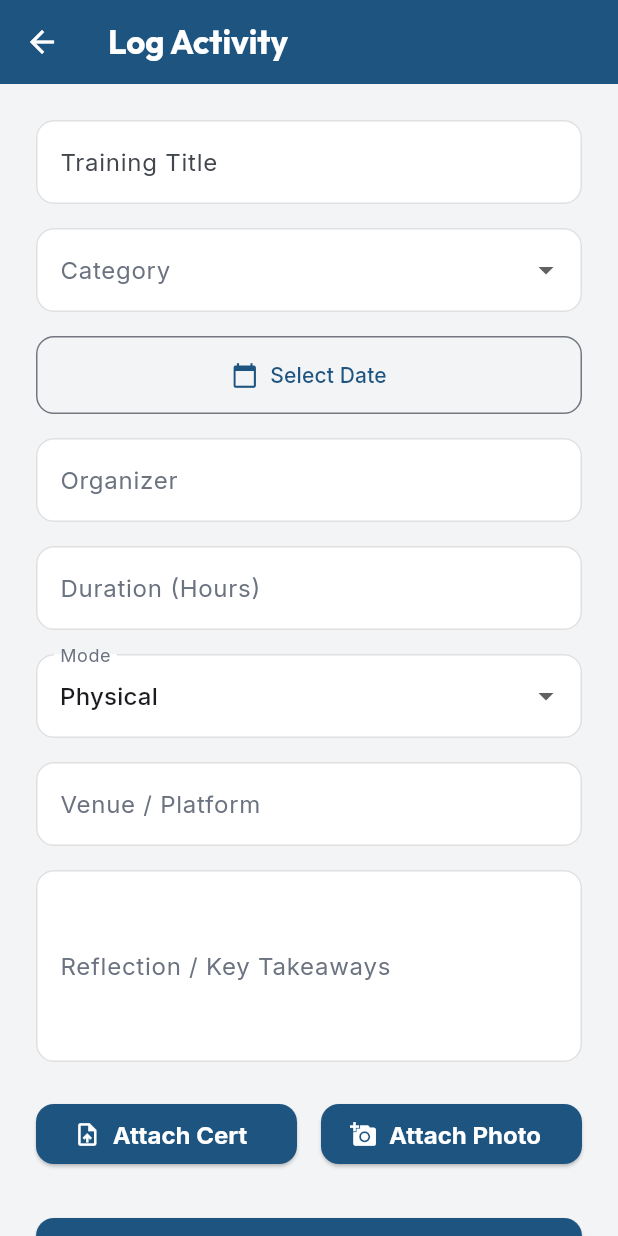
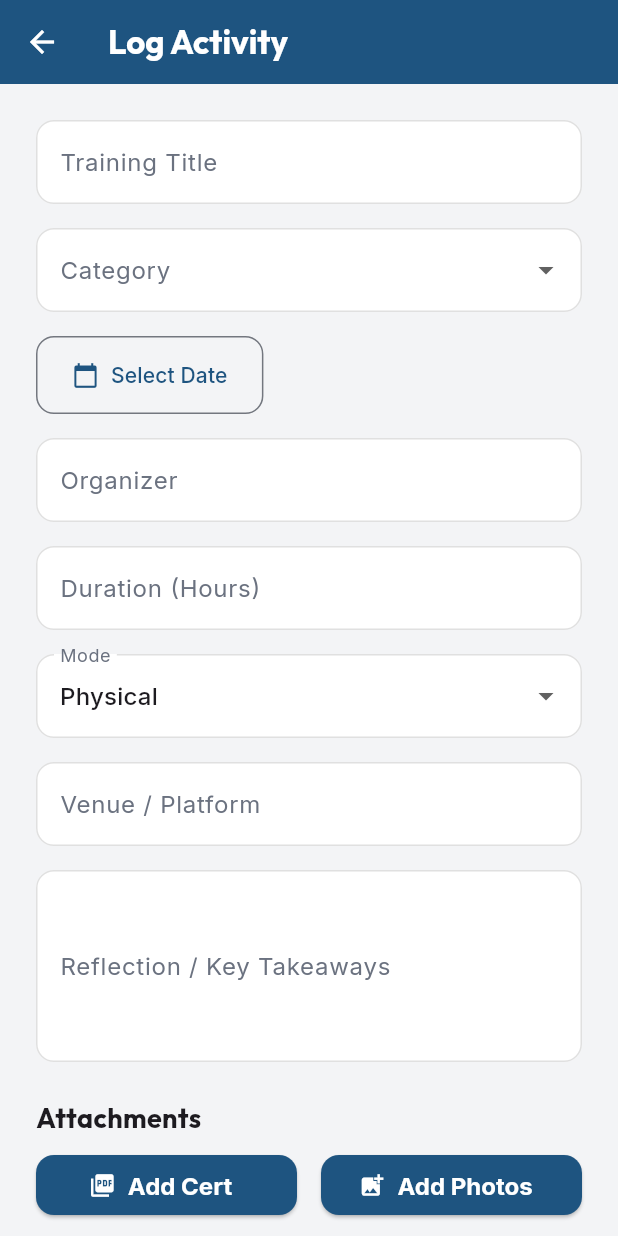
Before and after one commit to Afiq0412/project_ad_zeroOne_geniusaqil_os, a Flutter app: the TrainingFormView screen opened directly, on a phone screen of 412 x 824 dp. Run offline on Flutter 3.47's test engine with Material 3 defaults, Android fonts, the phone set to English and light mode, and no system bars; our stand-ins replace cloud_firestore, file_picker, firebase_auth, firebase_core, firebase_storage, google_fonts; missing offline and left inert: dart:html; accounts and stored records are empty; network calls fail.

Commit message:
Support multiple photos & web file uploads
Switch training photos from a single photoUrl to a List<String> (photoUrls) with backward-compatible parsing for legacy records. Replace file-based uploads with byte-based uploads (Uint8List/putData) for web compatibility in TrainingService. Revamp TrainingFormView to support editing existing logs, select/upload multiple photos and a certificate via FilePicker (withData + allowMultiple), show/manage existing attachments, and preserve createdAt when updating. Add tap-to-edit on the dashboard, improve UI/layout/strings, and tidy the delete confirmation flow. Minor fixes: make registration role field final, remove PathProvider registration in macOS GeneratedPluginRegistrant, and bump firebase_auth version in pubspec.

```diff
--- a/lib/modules/auth/views/registration_view.dart
+++ b/lib/modules/auth/views/registration_view.dart
@@ -16,7 +16,7 @@ class _RegistrationViewState extends State<RegistrationView> {
   final _nameController = TextEditingController();
   final _emailController = TextEditingController();
   final _passwordController = TextEditingController();
-  String _selectedRole = 'Teacher';
+  final String _selectedRole = 'Teacher';
 
   @override
   void dispose() {
--- a/lib/modules/teacher_training_tracker/models/training_model.dart
+++ b/lib/modules/teacher_training_tracker/models/training_model.dart
@@ -12,7 +12,7 @@ class TrainingModel {
   final String venue;
   final String reflection;
   final String? certificateUrl;
-  final String? photoUrl;
+  final List<String>? photoUrls; // 👈 Updated to support multiple photos
   final DateTime createdAt;
 
   TrainingModel({
@@ -27,12 +27,19 @@ class TrainingModel {
     required this.venue,
     required this.reflection,
     this.certificateUrl,
-    this.photoUrl,
+    this.photoUrls, // 👈 Updated
     required this.createdAt,
   });
 
-  // Converts the data from Firestore into our Flutter Model
   factory TrainingModel.fromJson(Map<String, dynamic> json, String documentId) {
+    // Gracefully handle old data where photoUrl was a single string
+    List<String>? parsedPhotos;
+    if (json['photoUrls'] != null) {
+      parsedPhotos = List<String>.from(json['photoUrls']);
+    } else if (json['photoUrl'] != null) {
+      parsedPhotos = [json['photoUrl']];
+    }
+
     return TrainingModel(
       id: documentId,
       teacherId: json['teacherId'] ?? '',
@@ -45,12 +52,11 @@ class TrainingModel {
       venue: json['venue'] ?? '',
       reflection: json['reflection'] ?? '',
       certificateUrl: json['certificateUrl'],
-      photoUrl: json['photoUrl'],
+      photoUrls: parsedPhotos, // 👈 Updated
       createdAt: (json['createdAt'] as Timestamp).toDate(),
     );
   }
 
-  // Converts our Flutter Model into data Firestore can save
   Map<String, dynamic> toJson() {
     return {
       'teacherId': teacherId,
@@ -63,7 +69,7 @@ class TrainingModel {
       'venue': venue,
       'reflection': reflection,
       'certificateUrl': certificateUrl,
-      'photoUrl': photoUrl,
+      'photoUrls': photoUrls, // 👈 Updated
       'createdAt': Timestamp.fromDate(createdAt),
     };
   }
--- a/lib/modules/teacher_training_tracker/views/training_form_view.dart
+++ b/lib/modules/teacher_training_tracker/views/training_form_view.dart
@@ -1,4 +1,4 @@
-import 'dart:io';
+import 'dart:typed_data';
 import 'package:flutter/material.dart';
 import 'package:file_picker/file_picker.dart';
 import 'package:google_fonts/google_fonts.dart';
@@ -10,7 +10,9 @@ import '../models/training_model.dart';
 import '../services/training_service.dart';
 
 class TrainingFormView extends StatefulWidget {
-  const TrainingFormView({super.key});
+  final TrainingModel? logToEdit; // 👈 Accepts a log for editing
+
+  const TrainingFormView({super.key, this.logToEdit});
 
   @override
   State<TrainingFormView> createState() => _TrainingFormViewState();
@@ -27,16 +29,48 @@ class _TrainingFormViewState extends State<TrainingFormView> {
   final TextEditingController _reflectionController = TextEditingController();
 
   final List<String> _categories = [
-    'Teaching Skills', 'Child Development', 'Safety and First Aid',
-    'Islamic Education', 'Classroom Management', 'ICT/Technology', 'Others'
+    'Teaching Skills',
+    'Child Development',
+    'Safety and First Aid',
+    'Islamic Education',
+    'Classroom Management',
+    'ICT/Technology',
+    'Others'
   ];
 
   String? _selectedCategory;
   DateTime? _selectedDate;
   String _selectedMode = 'Physical';
 
-  File? _certificateFile;
-  File? _photoFile;
+  // File Management State
+  PlatformFile? _certificate;
+  List<PlatformFile> _photos = [];
+
+  // Existing URLs (if editing)
+  String? _existingCertUrl;
+  List<String> _existingPhotoUrls = [];
+
+  @override
+  void initState() {
+    super.initState();
+    // Pre-fill data if we are editing an existing log
+    if (widget.logToEdit != null) {
+      final log = widget.logToEdit!;
+      _titleController.text = log.title;
+      _organizerController.text = log.organizer;
+      _durationController.text = log.duration.toString();
+      _venueController.text = log.venue;
+      _reflectionController.text = log.reflection;
+
+      _selectedCategory =
+          _categories.contains(log.category) ? log.category : null;
+      _selectedDate = log.date;
+      _selectedMode = log.mode;
+
+      _existingCertUrl = log.certificateUrl;
+      _existingPhotoUrls = List.from(log.photoUrls ?? []);
+    }
+  }
 
   @override
   void dispose() {
@@ -51,29 +85,29 @@ class _TrainingFormViewState extends State<TrainingFormView> {
   Future<void> _pickDate() async {
     DateTime? picked = await showDatePicker(
       context: context,
-      initialDate: DateTime.now(),
+      initialDate: _selectedDate ?? DateTime.now(),
       firstDate: DateTime(2020),
       lastDate: DateTime(2100),
-      builder: (context, child) {
-        return Theme(
-          data: Theme.of(context).copyWith(
-            colorScheme: ColorScheme.light(primary: Theme.of(context).colorScheme.primary),
-          ),
-          child: child!,
-        );
-      },
     );
     if (picked != null) setState(() => _selectedDate = picked);
   }
 
+  // 👈 New File Picker Logic for Web compatibility and multiple files
   Future<void> _pickAssetFile(bool isCertificate) async {
-    FilePickerResult? result = await FilePicker.platform.pickFiles(type: FileType.any);
-    if (result != null && result.files.single.path != null) {
+    FilePickerResult? result = await FilePicker.platform.pickFiles(
+      type: isCertificate ? FileType.custom : FileType.image,
+      allowedExtensions: isCertificate ? ['pdf', 'jpg', 'jpeg', 'png'] : null,
+      allowMultiple: !isCertificate, // Allow multiple for photos
+      withData: true, // MUST be true for Flutter Web
+    );
+
+    if (result != null) {
       setState(() {
         if (isCertificate) {
-          _certificateFile = File(result.files.single.path!);
+          _certificate = result.files.first;
+          _existingCertUrl = null; // Clear old cert if uploading new one
         } else {
-          _photoFile = File(result.files.single.path!);
+          _photos.addAll(result.files);
         }
       });
     }
@@ -83,29 +117,40 @@ class _TrainingFormViewState extends State<TrainingFormView> {
     if (!_formKey.currentState!.validate() || _selectedDate == null) {
       ScaffoldMessenger.of(context).showSnackBar(
         SnackBar(
-          content: Text('Please fill out all the fields and pick a date.', style: GoogleFonts.inter()),
-          backgroundColor: Theme.of(context).colorScheme.error,
-        ),
+            content: Text('Please fill all fields and date.',
+                style: GoogleFonts.inter())),
       );
       return;
     }
 
-    final trainingProvider = Provider.of<TrainingProvider>(context, listen: false);
-    final user = Provider.of<AuthProvider>(context, listen: false).currentUserModel!;
-
-    String? certUrl;
-    String? photoUrl;
+    final trainingProvider =
+        Provider.of<TrainingProvider>(context, listen: false);
+    final user =
+        Provider.of<AuthProvider>(context, listen: false).currentUserModel!;
     String uniqueKey = DateTime.now().millisecondsSinceEpoch.toString();
 
     try {
-      if (_certificateFile != null) {
-        certUrl = await _trainingService.uploadFile(_certificateFile!, 'certificates', '${user.id}_cert_$uniqueKey');
+      // 1. Upload new Certificate if added
+      String? finalCertUrl = _existingCertUrl;
+      if (_certificate != null && _certificate!.bytes != null) {
+        finalCertUrl = await _trainingService.uploadFile(
+            _certificate!.bytes!, 'certificates', '${user.id}_cert_$uniqueKey');
       }
-      if (_photoFile != null) {
-        photoUrl = await _trainingService.uploadFile(_photoFile!, 'photos', '${user.id}_photo_$uniqueKey');
+
+      // 2. Upload multiple photos
+      List<String> finalPhotos = List.from(_existingPhotoUrls);
+      for (var photo in _photos) {
+        if (photo.bytes != null) {
+          String? url = await _trainingService.uploadFile(
+              photo.bytes!,
+              'photos',
+              '${user.id}_photo_${DateTime.now().millisecondsSinceEpoch}');
+          if (url != null) finalPhotos.add(url);
+        }
       }
 
       TrainingModel training = TrainingModel(
+        id: widget.logToEdit?.id, // Keep ID if updating
         teacherId: user.id,
         title: _titleController.text.trim(),
         category: _selectedCategory!,
@@ -115,16 +160,23 @@ class _TrainingFormViewState extends State<TrainingFormView> {
         mode: _selectedMode,
         venue: _venueController.text.trim(),
         reflection: _reflectionController.text.trim(),
-        certificateUrl: certUrl,
-        photoUrl: photoUrl,
-        createdAt: DateTime.now(),
+        certificateUrl: finalCertUrl,
+        photoUrls: finalPhotos,
+        createdAt: widget.logToEdit?.createdAt ?? DateTime.now(),
       );
 
-      bool success = await trainingProvider.addTraining(training);
+      bool success;
+      if (widget.logToEdit == null) {
+        success = await trainingProvider.addTraining(training);
+      } else {
+        success = await trainingProvider.updateTraining(training);
+      }
 
       if (success && mounted) {
         ScaffoldMessenger.of(context).showSnackBar(
-          SnackBar(content: Text('Log Added Successfully!', style: GoogleFonts.inter())),
+          SnackBar(
+              content:
+                  Text('Log Saved Successfully!', style: GoogleFonts.inter())),
         );
         Navigator.pop(context);
       }
@@ -140,11 +192,14 @@ class _TrainingFormViewState extends State<TrainingFormView> {
   @override
   Widget build(BuildContext context) {
     final trainingProvider = Provider.of<TrainingProvider>(context);
+    final isEditing = widget.logToEdit != null;
 
     return Scaffold(
       backgroundColor: const Color(0xFFF3F4F6),
       appBar: AppBar(
-        title: Text('Log Activity', style: GoogleFonts.outfit(fontWeight: FontWeight.bold, color: Colors.white)),
+        title: Text(isEditing ? 'Edit Activity' : 'Log Activity',
+            style: GoogleFonts.outfit(
+                fontWeight: FontWeight.bold, color: Colors.white)),
         backgroundColor: Theme.of(context).colorScheme.primary,
         iconTheme: const IconThemeData(color: Colors.white),
       ),
@@ -162,48 +217,44 @@ class _TrainingFormViewState extends State<TrainingFormView> {
                     controller: _titleController,
                     decoration: InputDecoration(
                         labelText: 'Training Title',
-                      labelStyle: GoogleFonts.inter(),
-                      border: OutlineInputBorder(borderRadius: BorderRadius.circular(12)),
-                    ),
+                        border: OutlineInputBorder(
+                            borderRadius: BorderRadius.circular(12))),
                     validator: (v) => v!.isEmpty ? 'Required' : null,
                   ),
                   const SizedBox(height: 16),
                   DropdownButtonFormField<String>(
                     value: _selectedCategory,
-                    items: _categories.map((c) => DropdownMenuItem(value: c, child: Text(c, style: GoogleFonts.inter()))).toList(),
+                    items: _categories
+                        .map((c) => DropdownMenuItem(value: c, child: Text(c)))
+                        .toList(),
                     onChanged: (v) => setState(() => _selectedCategory = v),
                     decoration: InputDecoration(
                         labelText: 'Category',
-                      border: OutlineInputBorder(borderRadius: BorderRadius.circular(12)),
-                    ),
+                        border: OutlineInputBorder(
+                            borderRadius: BorderRadius.circular(12))),
                     validator: (v) => v == null ? 'Required' : null,
                   ),
                   const SizedBox(height: 16),
-                  Row(
-                    children: [
-                      Expanded(
-                        child: OutlinedButton.icon(
+                  OutlinedButton.icon(
                     onPressed: _pickDate,
                     icon: const Icon(Icons.calendar_today),
-                          label: Text(
-                            _selectedDate == null ? 'Select Date' : DateFormat('MMM d, yyyy').format(_selectedDate!),
-                            style: GoogleFonts.inter(),
+                    label: Text(_selectedDate == null
+                        ? 'Select Date'
+                        : DateFormat('MMM d, yyyy').format(_selectedDate!)),
+                    style: OutlinedButton.styleFrom(
+                      padding: const EdgeInsets.symmetric(
+                          vertical: 16, horizontal: 24),
+                      shape: RoundedRectangleBorder(
+                          borderRadius: BorderRadius.circular(12)),
                     ),
-                          style: OutlinedButton.styleFrom(
-                            padding: const EdgeInsets.symmetric(vertical: 16),
-                            shape: RoundedRectangleBorder(borderRadius: BorderRadius.circular(12)),
-                          ),
-                        ),
-                      ),
-                    ],
                   ),
                   const SizedBox(height: 16),
                   TextFormField(
                     controller: _organizerController,
                     decoration: InputDecoration(
                         labelText: 'Organizer',
-                      border: OutlineInputBorder(borderRadius: BorderRadius.circular(12)),
-                    ),
+                        border: OutlineInputBorder(
+                            borderRadius: BorderRadius.circular(12))),
                     validator: (v) => v!.isEmpty ? 'Required' : null,
                   ),
                   const SizedBox(height: 16),
@@ -212,27 +263,29 @@ class _TrainingFormViewState extends State<TrainingFormView> {
                     keyboardType: TextInputType.number,
                     decoration: InputDecoration(
                         labelText: 'Duration (Hours)',
-                      border: OutlineInputBorder(borderRadius: BorderRadius.circular(12)),
-                    ),
+                        border: OutlineInputBorder(
+                            borderRadius: BorderRadius.circular(12))),
                     validator: (v) => v!.isEmpty ? 'Required' : null,
                   ),
                   const SizedBox(height: 16),
                   DropdownButtonFormField<String>(
                     value: _selectedMode,
-                    items: ['Physical', 'Online'].map((m) => DropdownMenuItem(value: m, child: Text(m))).toList(),
+                    items: ['Physical', 'Online']
+                        .map((m) => DropdownMenuItem(value: m, child: Text(m)))
+                        .toList(),
                     onChanged: (v) => setState(() => _selectedMode = v!),
                     decoration: InputDecoration(
                         labelText: 'Mode',
-                      border: OutlineInputBorder(borderRadius: BorderRadius.circular(12)),
-                    ),
+                        border: OutlineInputBorder(
+                            borderRadius: BorderRadius.circular(12))),
                   ),
                   const SizedBox(height: 16),
                   TextFormField(
                     controller: _venueController,
                     decoration: InputDecoration(
                         labelText: 'Venue / Platform',
-                      border: OutlineInputBorder(borderRadius: BorderRadius.circular(12)),
-                    ),
+                        border: OutlineInputBorder(
+                            borderRadius: BorderRadius.circular(12))),
                     validator: (v) => v!.isEmpty ? 'Required' : null,
                   ),
                   const SizedBox(height: 16),
@@ -241,46 +294,96 @@ class _TrainingFormViewState extends State<TrainingFormView> {
                     maxLines: 4,
                     decoration: InputDecoration(
                         labelText: 'Reflection / Key Takeaways',
-                      border: OutlineInputBorder(borderRadius: BorderRadius.circular(12)),
-                    ),
+                        border: OutlineInputBorder(
+                            borderRadius: BorderRadius.circular(12))),
                     validator: (v) => v!.isEmpty ? 'Required' : null,
                   ),
                   const SizedBox(height: 24),
+
+                  // 👈 File Attachments UI Section
+                  Text('Attachments',
+                      style: GoogleFonts.outfit(
+                          fontSize: 18, fontWeight: FontWeight.bold)),
+                  const SizedBox(height: 8),
                   Row(
                     children: [
                       Expanded(
                         child: ElevatedButton.icon(
                           onPressed: () => _pickAssetFile(true),
-                          icon: Icon(_certificateFile == null ? Icons.upload_file : Icons.check_circle),
-                          label: Text(_certificateFile == null ? 'Attach Cert' : 'Cert Added'),
+                          icon: const Icon(Icons.picture_as_pdf),
+                          label: const Text('Add Cert'),
                         ),
                       ),
                       const SizedBox(width: 16),
                       Expanded(
                         child: ElevatedButton.icon(
                           onPressed: () => _pickAssetFile(false),
-                          icon: Icon(_photoFile == null ? Icons.add_a_photo : Icons.check_circle),
-                          label: Text(_photoFile == null ? 'Attach Photo' : 'Photo Added'),
+                          icon: const Icon(Icons.add_photo_alternate),
+                          label: const Text('Add Photos'),
                         ),
                       ),
                     ],
                   ),
+                  const SizedBox(height: 16),
+
+                  // Show uploaded Certificate
+                  if (_certificate != null)
+                    Chip(
+                      label: Text(_certificate!.name,
+                          overflow: TextOverflow.ellipsis),
+                      deleteIcon: const Icon(Icons.close, size: 18),
+                      onDeleted: () => setState(() => _certificate = null),
+                      backgroundColor: Colors.blue.shade50,
+                    )
+                  else if (_existingCertUrl != null)
+                    Chip(
+                      label: const Text('Existing Certificate Attached'),
+                      deleteIcon: const Icon(Icons.close, size: 18),
+                      onDeleted: () => setState(() => _existingCertUrl = null),
+                      backgroundColor: Colors.green.shade50,
+                    ),
+
+                  // Show uploaded Photos
+                  Wrap(
+                    spacing: 8,
+                    children: [
+                      ..._existingPhotoUrls.map((url) => Chip(
+                            label: const Text('Existing Photo'),
+                            deleteIcon: const Icon(Icons.close, size: 18),
+                            onDeleted: () =>
+                                setState(() => _existingPhotoUrls.remove(url)),
+                            backgroundColor: Colors.green.shade50,
+                          )),
+                      ..._photos.map((photo) => Chip(
+                            label: Text(photo.name,
+                                overflow: TextOverflow.ellipsis),
+                            deleteIcon: const Icon(Icons.close, size: 18),
+                            onDeleted: () =>
+                                setState(() => _photos.remove(photo)),
+                            backgroundColor: Colors.blue.shade50,
+                          )),
+                    ],
+                  ),
+
                   const SizedBox(height: 32),
                   SizedBox(
                     width: double.infinity,
                     height: 50,
                     child: ElevatedButton(
-                      onPressed: trainingProvider.isLoading ? null : _submitForm,
+                      onPressed:
+                          trainingProvider.isLoading ? null : _submitForm,
                       style: ElevatedButton.styleFrom(
                         backgroundColor: Theme.of(context).colorScheme.primary,
-                        shape: RoundedRectangleBorder(borderRadius: BorderRadius.circular(12)),
+                        shape: RoundedRectangleBorder(
+                            borderRadius: BorderRadius.circular(12)),
                       ),
                       child: trainingProvider.isLoading
                           ? const CircularProgressIndicator(color: Colors.white)
-                          : Text(
-                              'Save Log',
-                              style: GoogleFonts.inter(fontSize: 16, fontWeight: FontWeight.bold, color: Colors.white),
-                            ),
+                          : Text(isEditing ? 'Update Log' : 'Save Log',
+                              style: GoogleFonts.inter(
+                                  fontSize: 16,
+                                  fontWeight: FontWeight.bold,
+                                  color: Colors.white)),
                     ),
                   ),
                 ],
--- a/pubspec.yaml
+++ b/pubspec.yaml
@@ -37,7 +37,7 @@ dependencies:
   intl: ^0.19.0
   provider: ^6.1.5+1
   google_fonts: ^6.3.2
-  firebase_auth: 5.7.0
+  firebase_auth: ^6.5.2
 
   # The following adds the Cupertino Icons font to your application.
   # Use with the CupertinoIcons class for iOS style icons.
```
Also changed, not shown: lib/modules/teacher_training_tracker/services/training_service.dart (+5 -4 lines), lib/modules/teacher_training_tracker/views/training_dashboard_view.dart (+53 -22 lines), pubspec.lock, 1 other file. Lines whose indentation alone changed are shown as unchanged.
